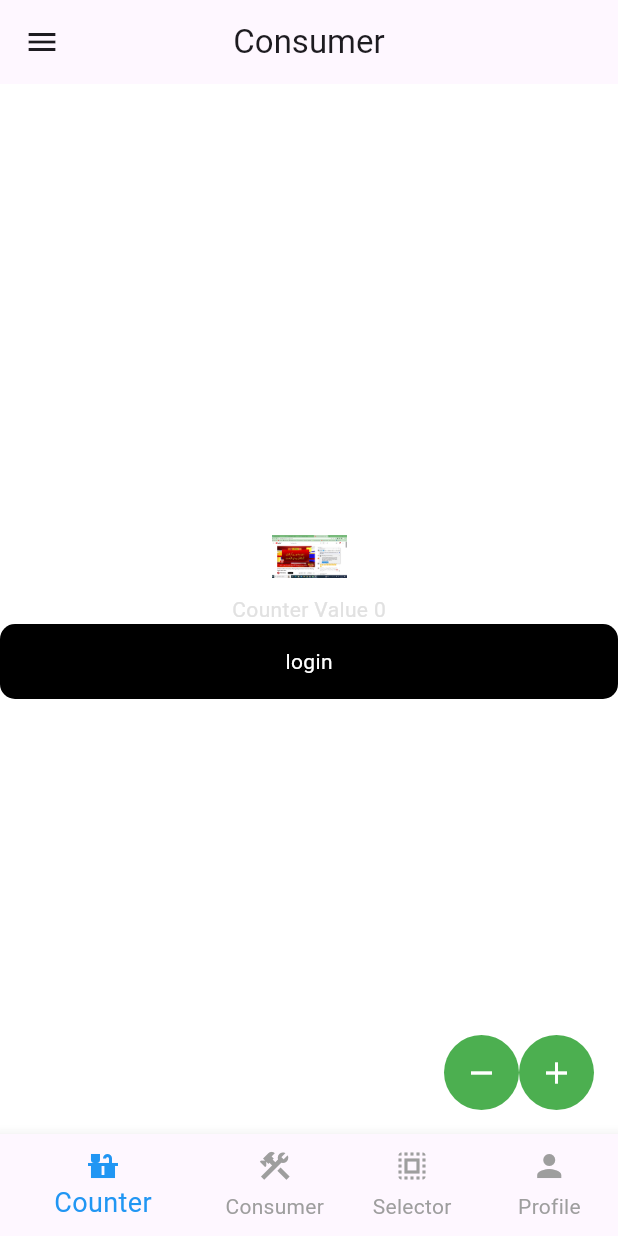
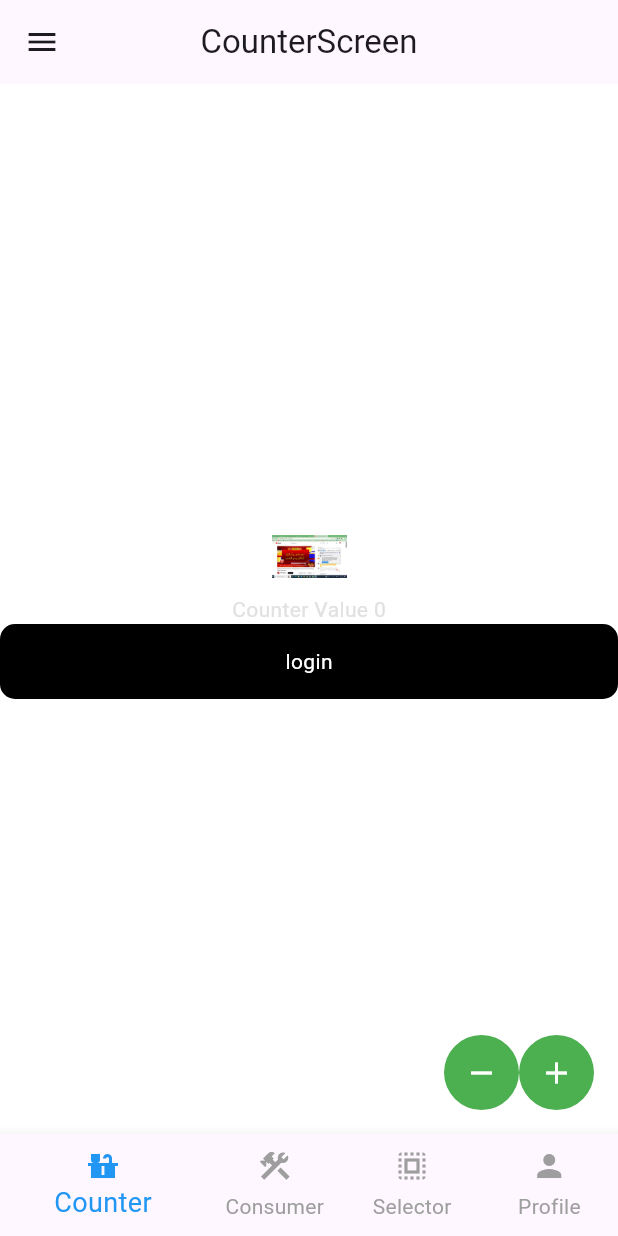
Before and after one commit to syedwaleednawaz000/flutter_code_structure, a Flutter app: the screen it shows after launch, in the side drawer, after a tap on "login", on a phone screen of 412 x 824 dp. Run offline on Flutter 3.47's test engine with Material 3 defaults, Android fonts, the light colour scheme and no system bars; our stand-ins replace dio, firebase_core, firebase_messaging, flutter_screenutil, go_router, shared_preferences; accounts and stored records are empty; generated files the repository leaves out were written again.

Commit message:
by waleed other issues in go route

```diff
--- a/lib/Presentation/Screens/Home/View/homeview.dart
+++ b/lib/Presentation/Screens/Home/View/homeview.dart
@@ -1,20 +1,35 @@
 import 'package:flutter/material.dart';
 import 'package:go_router/go_router.dart';
 import 'package:provider/provider.dart';
+import 'package:flutter_gen/gen_l10n/app_localizations.dart';
 import 'package:simple_flutter_project/Presentation/Screens/Home/Provider/counter_provider.dart';
+import 'package:simple_flutter_project/Presentation/Screens/Main/components/custom_drawer.dart';
 import 'package:simple_flutter_project/Presentation/Widget/my_button.dart';
-import 'package:simple_flutter_project/config/app_constant.dart';
 import 'package:simple_flutter_project/config/app_images.dart';
+import 'package:simple_flutter_project/config/app_router_constants.dart';
+import '../../Main/components/custom_app_bar.dart';
 import '../HomeComponent/float_button.dart';
 
 class CounterScreen extends StatelessWidget {
-  const CounterScreen({Key? key}) : super(key: key);
-
+  String? screenName;
+   CounterScreen({required this.screenName,Key? key}) : super(key: key);
+  final GlobalKey<ScaffoldState> _scaffoldKey = GlobalKey<ScaffoldState>();
   @override
   Widget build(BuildContext context) {
     // final Color color = AppConstant(context).getColor;
     return SafeArea(
       child: Scaffold(
+        drawer: const CustomDrawer(),
+        key: _scaffoldKey,
+
+        /// this is abid custom app bar
+        appBar: customAppBar(
+          appBarText: screenName!,
+          leadingIcon: Icons.menu,
+          onPressed: () {
+            _scaffoldKey.currentState!.openDrawer();
+          },
+        ),
         floatingActionButton: Consumer<CounterProvider>(
             builder: (context, counterProvider, child) {
           return FloatButton(decrement: () {
@@ -47,8 +62,9 @@ class CounterScreen extends StatelessWidget {
               MyButton(
                 title: "login",
                 onTap: () {
+                  context.go(AppRouterConstants.profileScreen);
                   // context.go(Uri(path: '/users/123', queryParameters: {'filter': 'abc'}).toString());
-                 context.go("/consumer");
+                 // context.go(AppRouterConstants.homeConsumer);
                 },
               )
             ],
--- a/lib/Presentation/Screens/Nav_bar_drawer/View/navigation_drawer_main_screen.dart
+++ b/lib/Presentation/Screens/Nav_bar_drawer/View/navigation_drawer_main_screen.dart
@@ -2,11 +2,10 @@ import 'package:flutter/material.dart';
 import 'package:simple_flutter_project/Presentation/Screens/Home/View/homeview.dart';
 import 'package:simple_flutter_project/Presentation/Screens/HomeNew/View/home_data_get_from_api_consumer.dart';
 import 'package:simple_flutter_project/Presentation/Screens/HomeNew/View/home_data_get_from_api_selector.dart';
-import 'package:simple_flutter_project/Presentation/Screens/Main/components/custom_app_bar.dart';
 import 'package:simple_flutter_project/Presentation/Screens/Nav_bar_drawer/Component/custom_bottom_nav_bar.dart';
 import 'package:simple_flutter_project/Presentation/Screens/Main/components/custom_drawer.dart';
 import 'package:simple_flutter_project/Presentation/Screens/profile/profile.dart';
-import 'package:flutter_gen/gen_l10n/app_localizations.dart';
+
 
 class NavigationDrawerMainScreen extends StatefulWidget {
   const NavigationDrawerMainScreen({super.key});
@@ -22,28 +21,16 @@ class _NavigationDrawerMainScreenState
 
   int _currentIndex = 0;
   final List<dynamic> _screens = [
-    const CounterScreen(),
-    const HomeAPIConsumer(),
-    const HomeAPISelector(),
-     const ProfileScreen()
+     CounterScreen(screenName: "CounterScreen"),
+     HomeAPIConsumer(screenName: "HomeAPIConsumer"),
+     HomeAPISelector(screenName: "HomeAPISelector"),
+      ProfileScreen(screenName: "ProfileScreen",)
   ];
 
   @override
   Widget build(BuildContext context) {
     return Scaffold(
-      key: _scaffoldKey,
-
-      /// this is abid custom app bar
-      appBar: customAppBar(
-        appBarText: AppLocalizations.of(context)!.consumerText,
-        leadingIcon: Icons.menu,
-        onPressed: () {
-          _scaffoldKey.currentState!.openDrawer();
-        },
-      ),
-
       /// this is abid custom drawer widget
-      drawer: const CustomDrawer(),
       bottomNavigationBar: CustomBottomNavBar(
         currentIndex: _currentIndex,
         onTap: (index) {
--- a/lib/Presentation/Screens/SplashScreen/View/splash_screen.dart
+++ b/lib/Presentation/Screens/SplashScreen/View/splash_screen.dart
@@ -0,0 +1,31 @@
+import 'dart:async';
+
+import 'package:flutter/material.dart';
+import 'package:go_router/go_router.dart';
+import 'package:simple_flutter_project/Presentation/routes/app_route_configs.dart';
+import 'package:simple_flutter_project/config/app_router_constants.dart';
+
+class SplashScreen extends StatelessWidget {
+  const SplashScreen({super.key});
+
+  @override
+  Widget build(BuildContext context) {
+    AppRouter.getLocalData();
+    Timer(const Duration(seconds: 2), () {
+      print("this is waleed");
+      // context.go('${AppRouter.currentScreen}');
+      context.go('${AppRouterConstants.navigationDrawerMainScreen}');
+    });
+    return const Scaffold(
+      body: Column(
+        mainAxisAlignment: MainAxisAlignment.center,
+        crossAxisAlignment: CrossAxisAlignment.center,
+        children: [
+          Text("Welcome",style: TextStyle(color: Colors.black),),
+          Text("to",style: TextStyle(color: Colors.black),),
+          Text("structure",style: TextStyle(color: Colors.black),),
+        ],
+      ),
+    );
+  }
+}
--- a/lib/Presentation/routes/app_route_configs.dart
+++ b/lib/Presentation/routes/app_route_configs.dart
@@ -5,6 +5,7 @@ import 'package:simple_flutter_project/Presentation/Screens/Home/View/homeview.d
 import 'package:simple_flutter_project/Presentation/Screens/HomeNew/View/home_data_get_from_api_consumer.dart';
 import 'package:simple_flutter_project/Presentation/Screens/HomeNew/View/home_data_get_from_api_selector.dart';
 import 'package:simple_flutter_project/Presentation/Screens/Nav_bar_drawer/View/navigation_drawer_main_screen.dart';
+import 'package:simple_flutter_project/Presentation/Screens/SplashScreen/View/splash_screen.dart';
 import 'package:simple_flutter_project/Presentation/Screens/profile/profile.dart';
 import 'package:simple_flutter_project/config/app_router_constants.dart';
 
@@ -16,33 +17,35 @@ class AppRouter {
   static GoRouter _buildRouter() {
     return GoRouter(
       routes: [
-
         ///initial Route
-
         GoRoute(
-          name: AppRouterConstants.selectScreen,
+          name: AppRouterConstants.splashScreen,
           path: '/',
           pageBuilder: (context, state) {
             return const MaterialPage(
-              child: NavigationDrawerMainScreen(),
+              child: SplashScreen(),
             );
           },
         ),
 
         ///second route
         GoRoute(
-          name: AppRouterConstants.counter,
-          path: '/homeView',
+          name: AppRouterConstants.homeView,
+          path: AppRouterConstants.homeView,
           pageBuilder: (context, state) {
-            return const MaterialPage(
-              child: CounterScreen(),
+            saveLocalData(screenName: state.name);
+            return  MaterialPage(
+              child: CounterScreen(
+                screenName: "CounterScreen",
+              ),
             );
           },
         ),
         GoRoute(
           name: AppRouterConstants.navigationDrawerMainScreen,
-          path: '/navigation_drawer_main_screen.dart',
+          path: AppRouterConstants.navigationDrawerMainScreen,
           pageBuilder: (context, state) {
+            saveLocalData(screenName: state.name);
             return const MaterialPage(
               child: NavigationDrawerMainScreen(),
             );
@@ -51,47 +54,82 @@ class AppRouter {
 
         ///third route
         GoRoute(
-          name: AppRouterConstants.consumer,
-          path: '/consumer',
+          name: AppRouterConstants.homeConsumer,
+          path: AppRouterConstants.homeConsumer,
           pageBuilder: (context, state) {
-            // print("this is name ${state.name}");
-            // saveLocalData(screenName: state.name);
-            return const MaterialPage(
-              child: HomeAPIConsumer(),
+            print("this is name ${state.name}");
+            saveLocalData(screenName: state.name);
+            return  MaterialPage(
+              child: HomeAPIConsumer(
+                screenName: "HomeAPIConsumer",
+              ),
             );
           },
         ),
 
         ///forth route
         GoRoute(
-          name: AppRouterConstants.selector,
-          path: '/selector',
+          name: AppRouterConstants.homeSelector,
+          path: AppRouterConstants.homeSelector,
           pageBuilder: (context, state) {
-            return const MaterialPage(
-              child: HomeAPISelector(),
+            saveLocalData(screenName: state.name);
+            return  MaterialPage(
+              child: HomeAPISelector(
+                screenName: "HomeAPISelector",
+              ),
+            );
+          },
+        ),
+        GoRoute(
+          name: AppRouterConstants.profileScreen,
+          path: AppRouterConstants.profileScreen,
+          pageBuilder: (context, state) {
+            saveLocalData(screenName: state.name);
+            return  MaterialPage(
+              child: ProfileScreen(
+                screenName: "ProfileScreen",
+              ),
             );
           },
         ),
       ],
-      redirect: (BuildContext context, GoRouterState state) {
-        getLocalData();
-        if (currentScreen != '/') {
-          return '${currentScreen}';
-        } else {
-          return currentScreen;
-        }
-      },
+      // redirect: (BuildContext context, GoRouterState state) {
+      //   // getLocalData();
+      //   print("this direct url ${state.name}");
+      //   if (currentScreen != '') {
+      //     print("this is current screeen");
+      //     return '${currentScreen}';
+      //   } else {
+      //     print("this is current screeen error ${currentScreen} ");
+      //     print("this is current screeen error ${AppRouterConstants.navigationDrawerMainScreen} ");
+      //     return AppRouterConstants.navigationDrawerMainScreen;
+      //   }
+      // },
     );
   }
-  static Future<void> saveLocalData({String? screenName})async{
-    SharedPreferences sharedPreferences  = await SharedPreferences.getInstance();
-    sharedPreferences.setString(AppRouterConstants.currentScreenName, screenName!);
-    print("this is current sceen name ${screenName}");
+  static Future<void> saveLocalData({String? screenName}) async {
+    print("this is current screen name ${screenName}");
+    try {
+      SharedPreferences sharedPreferences = await SharedPreferences.getInstance();
+      sharedPreferences.remove(AppRouterConstants.currentScreenName);
+      sharedPreferences.setString(AppRouterConstants.currentScreenName, screenName!);
+      print("this is screen name $screenName");
+      print("this is current screen name ${sharedPreferences.getString(AppRouterConstants.currentScreenName)}");
+    } catch (e) {
+      print("Error saving local data: $e");
+    }
   }
-  static Future<void> getLocalData()async{
-    SharedPreferences sharedPreferences  = await SharedPreferences.getInstance();
-    if(sharedPreferences.get(AppRouterConstants.currentScreenName) != null){
-      currentScreen =     sharedPreferences.getString(AppRouterConstants.currentScreenName)!;
+  //
+  static Future<void> getLocalData() async {
+    try {
+      SharedPreferences sharedPreferences = await SharedPreferences.getInstance();
+      if (sharedPreferences.getString(AppRouterConstants.currentScreenName) != null) {
+        print("this is not equal to $currentScreen");
+        currentScreen = sharedPreferences.getString(AppRouterConstants.currentScreenName)!;
+        print("this is not equal to $currentScreen");
+      }
+    } catch (e) {
+      print("Error getting local data: $e");
     }
   }
 }
--- a/lib/config/app_router_constants.dart
+++ b/lib/config/app_router_constants.dart
@@ -1,8 +1,10 @@
 class AppRouterConstants {
-  static const String selectScreen = 'selectView';
   static const String currentScreenName = 'currentScreenName';
-  static const String navigationDrawerMainScreen = 'navigation_drawer_main_screen';
-  static const String counter = 'homeView';
-  static const String consumer = 'home_data_get_from_api_consumer';
-  static const String selector = 'home_data_get_from_api_selector';
+  static const String selectScreen = '/selectView';
+  static const String profileScreen = '/profileScreen';
+  static const String splashScreen = '/';
+  static const String navigationDrawerMainScreen = '/BottomNavigationScreen';
+  static const String homeView = '/homeView';
+  static const String homeConsumer = '/homeConsumer';
+  static const String homeSelector = '/homeSelector';
 }
```
Also changed, not shown: lib/Presentation/Screens/HomeNew/View/home_data_get_from_api_consumer.dart (+14 -9 lines), lib/Presentation/Screens/HomeNew/View/home_data_get_from_api_selector.dart (+15 -7 lines), lib/Presentation/Screens/profile/profile.dart (+17 -3 lines).
